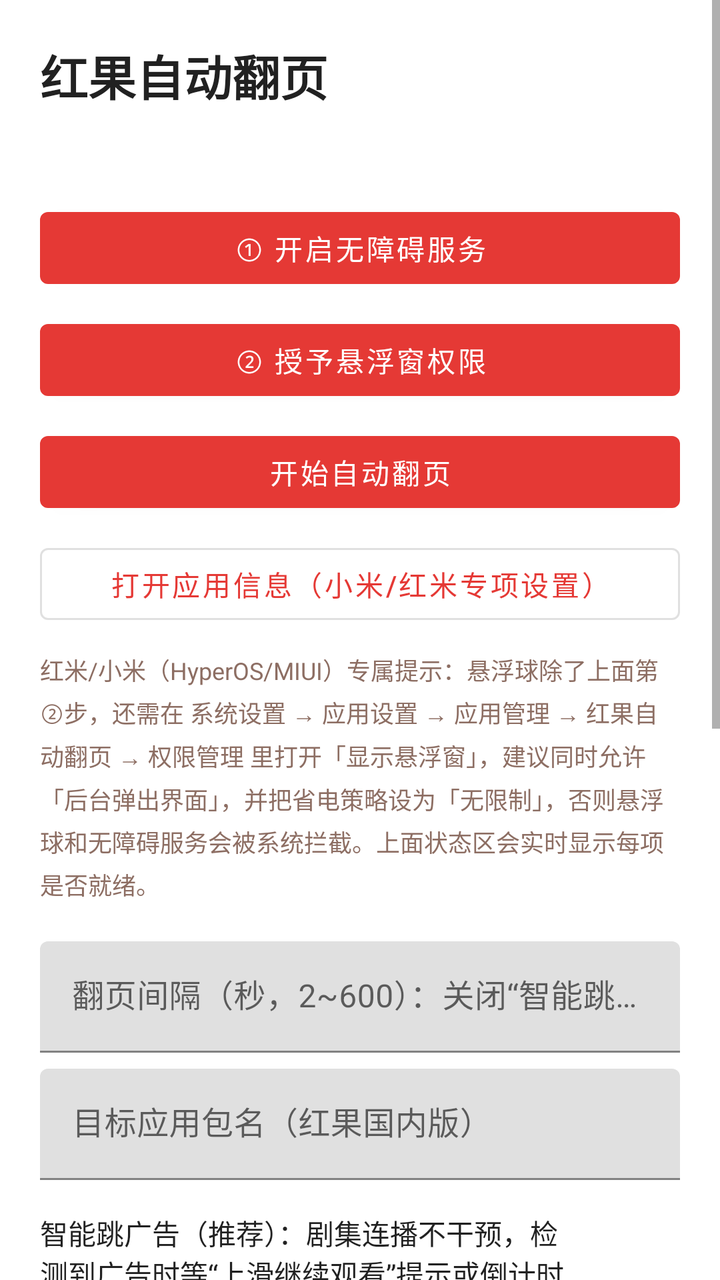
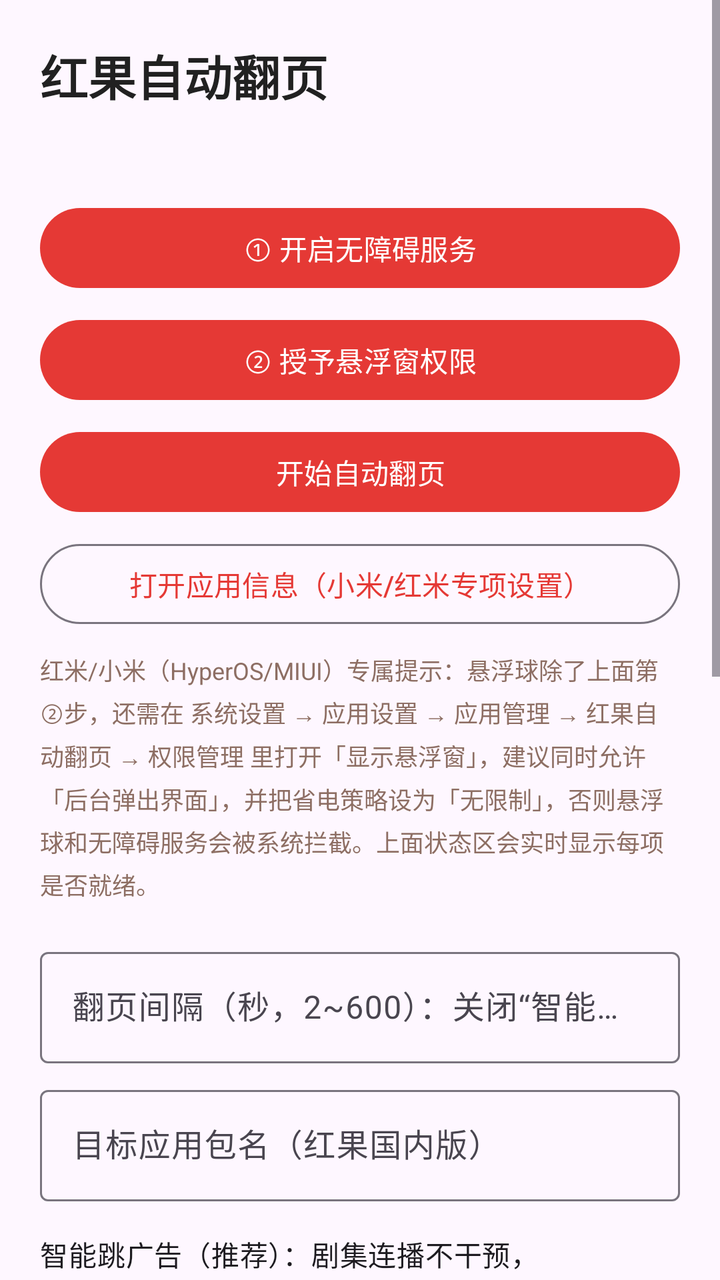

Before-and-after screenshots of an Android layout around one commit, followed by the original layout XML and the change that was made.
<!-- AndroidManifest.xml: application theme Theme.Hongguo -->
<!-- res/layout/activity_main.xml -->
<?xml version="1.0" encoding="utf-8"?>
<ScrollView xmlns:android="http://schemas.android.com/apk/res/android"
    xmlns:app="http://schemas.android.com/apk/res-auto"
    android:layout_width="match_parent"
    android:layout_height="match_parent"
    android:fillViewport="true">

    <LinearLayout
        android:layout_width="match_parent"
        android:layout_height="wrap_content"
        android:orientation="vertical"
        android:padding="20dp">

        <TextView
            android:layout_width="wrap_content"
            android:layout_height="wrap_content"
            android:text="@string/app_name"
            android:textColor="#212121"
            android:textSize="24sp"
            android:textStyle="bold" />

        <TextView
            android:id="@+id/statusView"
            android:layout_width="match_parent"
            android:layout_height="wrap_content"
            android:layout_marginTop="10dp"
            android:lineSpacingExtra="4dp"
            android:textSize="14sp" />

        <Button
            android:id="@+id/btnAccessibility"
            android:layout_width="match_parent"
            android:layout_height="wrap_content"
            android:layout_marginTop="16dp"
            android:text="@string/btn_accessibility" />

        <Button
            android:id="@+id/btnOverlayPerm"
            android:layout_width="match_parent"
            android:layout_height="wrap_content"
            android:layout_marginTop="8dp"
            android:text="@string/btn_overlay_perm" />

        <Button
            android:id="@+id/btnToggle"
            android:layout_width="match_parent"
            android:layout_height="wrap_content"
            android:layout_marginTop="8dp"
            android:text="@string/btn_start" />

        <Button
            android:id="@+id/btnAppDetails"
            style="@style/Widget.MaterialComponents.Button.OutlinedButton"
            android:layout_width="match_parent"
            android:layout_height="wrap_content"
            android:layout_marginTop="8dp"
            android:text="@string/btn_app_details" />

        <TextView
            android:layout_width="match_parent"
            android:layout_height="wrap_content"
            android:layout_marginTop="10dp"
            android:lineSpacingExtra="4dp"
            android:text="@string/miui_hint"
            android:textColor="#8D6E63"
            android:textSize="12sp" />

        <com.google.android.material.textfield.TextInputLayout
            android:id="@+id/intervalLayout"
            android:layout_width="match_parent"
            android:layout_height="wrap_content"
            android:layout_marginTop="20dp"
            android:hint="@string/hint_interval">

            <com.google.android.material.textfield.TextInputEditText
                android:id="@+id/editInterval"
                android:layout_width="match_parent"
                android:layout_height="wrap_content"
                android:inputType="number"
                android:maxLength="4" />
        </com.google.android.material.textfield.TextInputLayout>

        <com.google.android.material.textfield.TextInputLayout
            android:layout_width="match_parent"
            android:layout_height="wrap_content"
            android:layout_marginTop="8dp"
            android:hint="@string/hint_package">

            <com.google.android.material.textfield.TextInputEditText
                android:id="@+id/editPackage"
                android:layout_width="match_parent"
                android:layout_height="wrap_content"
                android:inputType="text"
                android:maxLines="1" />
        </com.google.android.material.textfield.TextInputLayout>

        <com.google.android.material.materialswitch.MaterialSwitch
            android:id="@+id/switchSmartEnd"
            android:layout_width="match_parent"
            android:layout_height="wrap_content"
            android:layout_marginTop="16dp"
            android:checked="true"
            app:showText="false"
            android:text="@string/switch_smart_end" />

        <com.google.android.material.materialswitch.MaterialSwitch
            android:id="@+id/switchAdWait"
            android:layout_width="match_parent"
            android:layout_height="wrap_content"
            android:layout_marginTop="4dp"
            android:checked="true"
            app:showText="false"
            android:text="@string/switch_ad_wait" />

        <com.google.android.material.materialswitch.MaterialSwitch
            android:id="@+id/switchOnlyTarget"
            android:layout_width="match_parent"
            android:layout_height="wrap_content"
            android:layout_marginTop="4dp"
            android:checked="true"
            app:showText="false"
            android:text="@string/switch_only_target" />

        <com.google.android.material.materialswitch.MaterialSwitch
            android:id="@+id/switchJitter"
            android:layout_width="match_parent"
            android:layout_height="wrap_content"
            android:layout_marginTop="4dp"
            android:checked="true"
            app:showText="false"
            android:text="@string/switch_jitter" />

        <com.google.android.material.materialswitch.MaterialSwitch
            android:id="@+id/switchOverlay"
            android:layout_width="match_parent"
            android:layout_height="wrap_content"
            android:layout_marginTop="4dp"
            app:showText="false"
            android:text="@string/switch_overlay" />

        <Button
            android:id="@+id/btnTest"
            style="@style/Widget.MaterialComponents.Button.OutlinedButton"
            android:layout_width="match_parent"
            android:layout_height="wrap_content"
            android:layout_marginTop="20dp"
            android:text="@string/btn_test" />

        <TextView
            android:layout_width="match_parent"
            android:layout_height="wrap_content"
            android:layout_marginTop="24dp"
            android:lineSpacingExtra="4dp"
            android:text="@string/usage_hint"
            android:textColor="#757575"
            android:textSize="12sp" />

        <TextView
            android:layout_width="match_parent"
            android:layout_height="wrap_content"
            android:layout_marginTop="12dp"
            android:lineSpacingExtra="4dp"
            android:text="@string/disclaimer"
            android:textColor="#9E9E9E"
            android:textSize="11sp" />
    </LinearLayout>
</ScrollView>
<!-- resources referenced by this layout -->
<resources>
  <string name="app_name">红果自动翻页</string>
  <string name="btn_accessibility">① 开启无障碍服务</string>
  <string name="btn_app_details">打开应用信息（小米/红米专项设置）</string>
  <string name="btn_overlay_perm">② 授予悬浮窗权限</string>
  <string name="btn_start">开始自动翻页</string>
  <string name="btn_test">测试一次上滑</string>
  <string name="disclaimer">本应用仅通过系统无障碍服务模拟手势，不修改、不破解任何应用。自动化操作第三方应用可能违反其用户协议，由此产生的风险请自行评估；请勿用于刷量等违反平台规则的用途。</string>
  <string name="hint_interval">翻页间隔（秒，2~600）：关闭“智能跳广告”时使用</string>
  <string name="hint_package">目标应用包名（红果国内版）</string>
  <string name="miui_hint">红米/小米（HyperOS/MIUI）专属提示：悬浮球除了上面第②步，还需在 系统设置 → 应用设置 → 应用管理 → 红果自动翻页 → 权限管理 里打开「显示悬浮窗」，建议同时允许「后台弹出界面」，并把省电策略设为「无限制」，否则悬浮球和无障碍服务会被系统拦截。上面状态区会实时显示每项是否就绪。</string>
  <string name="switch_ad_wait">自动等广告：识别到“N秒后可继续上滑”倒计时时先等待，结束立即翻页</string>
  <string name="switch_jitter">间隔加一点随机浮动（更自然）</string>
  <string name="switch_only_target">仅当目标应用在前台时才翻页</string>
  <string name="switch_overlay">显示悬浮球（点击开始/停止，长按隐藏）</string>
  <string name="switch_smart_end">智能跳广告（推荐）：剧集连播不干预，检测到广告时等“上滑继续观看”提示或倒计时结束后自动划走；关闭则按固定间隔翻页</string>
  <string name="usage_hint">使用方法：① 开启无障碍服务（悬浮球自动出现）→ ② 打开红果短剧，点悬浮球 ▶ 开始。剧集会由红果自动连播，本应用只在出现广告时出手：等“上滑继续观看”提示出现（或“N秒后可继续上滑”倒计时结束）就自动划走广告，横竖屏全屏通用。关闭“智能跳广告”则按下方间隔定时翻页。红果海外版请把包名改为 com.phoenix.read.oversea.gp。</string>
  <style name="Theme.Hongguo" parent="Theme.MaterialComponents.DayNight.NoActionBar">
          <item name="colorPrimary">@color/primary</item>
          <item name="colorPrimaryVariant">@color/primary_dark</item>
          <item name="colorOnPrimary">#FFFFFF</item>
          <item name="colorSecondary">@color/primary</item>
          <item name="colorSecondaryVariant">@color/primary_dark</item>
          <item name="colorOnSecondary">#FFFFFF</item>
          <item name="android:statusBarColor">@color/primary_dark</item>
      </style>
  <color name="primary">#E53935</color>
  <color name="primary_dark">#C62828</color>
</resources>

<!-- the commit's change to res/layout/activity_main.xml (unified diff, before → after) -->
@@ -50,7 +50,7 @@
 
         <Button
             android:id="@+id/btnAppDetails"
-            style="@style/Widget.MaterialComponents.Button.OutlinedButton"
+            style="@style/Widget.Material3.Button.OutlinedButton"
             android:layout_width="match_parent"
             android:layout_height="wrap_content"
             android:layout_marginTop="8dp"
@@ -96,6 +96,7 @@
 
         <com.google.android.material.materialswitch.MaterialSwitch
             android:id="@+id/switchSmartEnd"
+            style="@style/Widget.Material3.CompoundButton.MaterialSwitch"
             android:layout_width="match_parent"
             android:layout_height="wrap_content"
             android:layout_marginTop="16dp"
@@ -105,6 +106,7 @@
 
         <com.google.android.material.materialswitch.MaterialSwitch
             android:id="@+id/switchAdWait"
+            style="@style/Widget.Material3.CompoundButton.MaterialSwitch"
             android:layout_width="match_parent"
             android:layout_height="wrap_content"
             android:layout_marginTop="4dp"
@@ -114,6 +116,7 @@
 
         <com.google.android.material.materialswitch.MaterialSwitch
             android:id="@+id/switchOnlyTarget"
+            style="@style/Widget.Material3.CompoundButton.MaterialSwitch"
             android:layout_width="match_parent"
             android:layout_height="wrap_content"
             android:layout_marginTop="4dp"
@@ -123,6 +126,7 @@
 
         <com.google.android.material.materialswitch.MaterialSwitch
             android:id="@+id/switchJitter"
+            style="@style/Widget.Material3.CompoundButton.MaterialSwitch"
             android:layout_width="match_parent"
             android:layout_height="wrap_content"
             android:layout_marginTop="4dp"
@@ -132,6 +136,7 @@
 
         <com.google.android.material.materialswitch.MaterialSwitch
             android:id="@+id/switchOverlay"
+            style="@style/Widget.Material3.CompoundButton.MaterialSwitch"
             android:layout_width="match_parent"
             android:layout_height="wrap_content"
             android:layout_marginTop="4dp"
@@ -140,7 +145,7 @@
 
         <Button
             android:id="@+id/btnTest"
-            style="@style/Widget.MaterialComponents.Button.OutlinedButton"
+            style="@style/Widget.Material3.Button.OutlinedButton"
             android:layout_width="match_parent"
             android:layout_height="wrap_content"
             android:layout_marginTop="20dp"
<!-- resource entries referenced after the edit -->
@@ -16,13 +16,10 @@
   <string name="switch_overlay">显示悬浮球（点击开始/停止，长按隐藏）</string>
   <string name="switch_smart_end">智能跳广告（推荐）：剧集连播不干预，检测到广告时等“上滑继续观看”提示或倒计时结束后自动划走；关闭则按固定间隔翻页</string>
   <string name="usage_hint">使用方法：① 开启无障碍服务（悬浮球自动出现）→ ② 打开红果短剧，点悬浮球 ▶ 开始。剧集会由红果自动连播，本应用只在出现广告时出手：等“上滑继续观看”提示出现（或“N秒后可继续上滑”倒计时结束）就自动划走广告，横竖屏全屏通用。关闭“智能跳广告”则按下方间隔定时翻页。红果海外版请把包名改为 com.phoenix.read.oversea.gp。</string>
-  <style name="Theme.Hongguo" parent="Theme.MaterialComponents.DayNight.NoActionBar">
+  <style name="Theme.Hongguo" parent="Theme.Material3.DayNight.NoActionBar">
           <item name="colorPrimary">@color/primary</item>
-          <item name="colorPrimaryVariant">@color/primary_dark</item>
           <item name="colorOnPrimary">#FFFFFF</item>
           <item name="colorSecondary">@color/primary</item>
-          <item name="colorSecondaryVariant">@color/primary_dark</item>
-          <item name="colorOnSecondary">#FFFFFF</item>
           <item name="android:statusBarColor">@color/primary_dark</item>
       </style>
   <color name="primary">#E53935</color>
